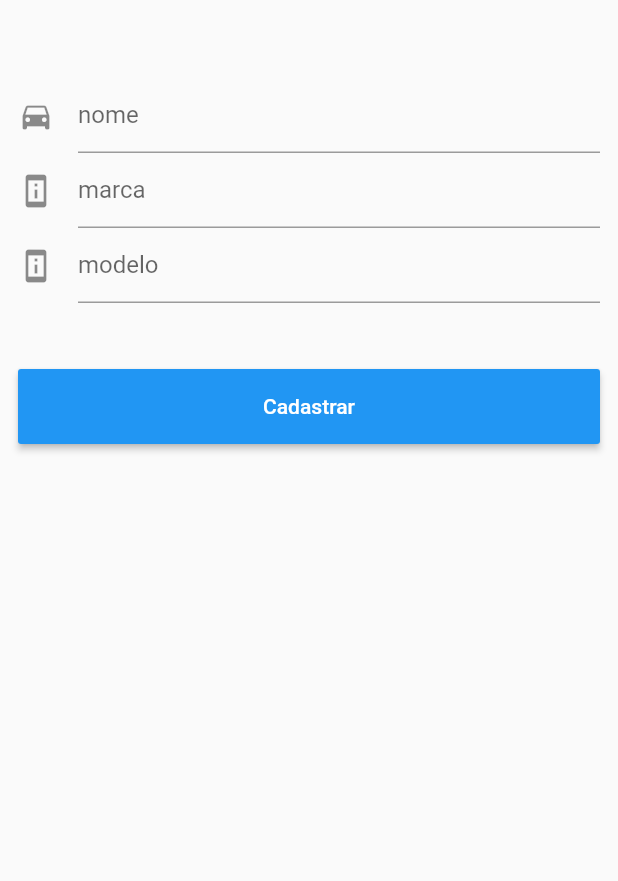
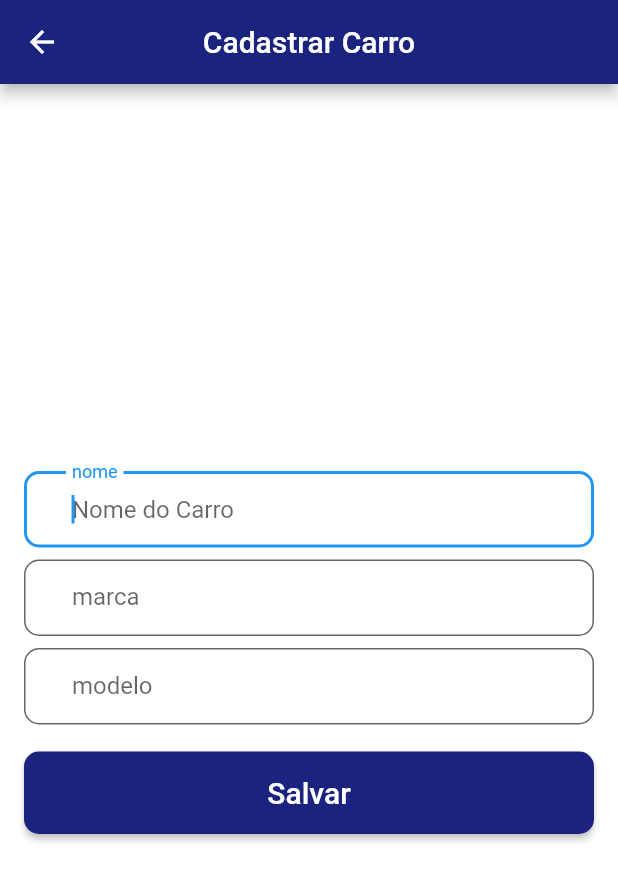
Before and after one commit to Caio-eng/ApiNodejsFlutter, a Flutter app: the screen it shows after launch, after a tap on the "add" icon, on a phone screen of 412 x 824 dp. Shown: the top 881 px of the screen. Run offline on Flutter 3.47's test engine with Material 2 defaults, Android fonts, the phone set to English and light mode, and no system bars; network calls fail.

Commit message:
Aparencia do App

```diff
--- a/frontend/lib/addcarpage.dart
+++ b/frontend/lib/addcarpage.dart
@@ -19,52 +19,87 @@ class _AddCarPageState extends State<AddCarPage> {
   @override
   Widget build(BuildContext context) {
     return Scaffold(
-      body: Container(
-        child: ListView(
-          padding: const EdgeInsets.only(
-            top: 52, left: 12, right: 12, bottom: 12
+      appBar: AppBar(
+        centerTitle: true,
+        title: Text('Cadastrar Carro'),
+        backgroundColor: Colors.indigo[900],
       ),
+      body: Form(
+        child: Container(
+          decoration: BoxDecoration(color: Colors.white),
+          padding: EdgeInsets.all(16),
+          child: Center(
+            child: SingleChildScrollView(
+              child: Column(
+                crossAxisAlignment: CrossAxisAlignment.stretch,
                 children: [
-            Container(
-              height: 50,
+                  Padding(
+                      padding: EdgeInsets.only(bottom: 8),
                     child: TextField(
                       controller: nomeController,
+                      autofocus: true,
                       decoration: InputDecoration(
+                        contentPadding:
+                        EdgeInsets.fromLTRB(32, 16, 32, 16),
                         labelText: 'nome',
                         hintText: 'Nome do Carro',
-                  icon: Icon(Icons.directions_car),
+                        //icon: Icon(Icons.directions_car),
+                        filled: true,
+                        fillColor: Colors.white,
+                        border: OutlineInputBorder(
+                          borderRadius: BorderRadius.circular(10)
                         ),
-              ),
-            ),
-            Container(
-              height: 50,
-              child: TextField(
-                controller: marcaController,
-                decoration: InputDecoration(
-                  labelText: 'marca',
-                  hintText: 'Marca do Carro',
-                  icon: Icon(Icons.perm_device_information),
-                ),
-              ),
-            ),
-            Container(
-              height: 50,
-              child: TextField(
-                controller: modeloController,
-                decoration: InputDecoration(
-                  labelText: 'modelo',
-                  hintText: 'Modelo do Carro',
-                  icon: Icon(Icons.perm_device_information),
                       ),
                     ),
                   ),
                   Padding(
-                padding: new EdgeInsets.only(top: 44),
+                    padding: EdgeInsets.only(bottom: 8),
+                    child: TextField(
+                      controller: marcaController,
+                      decoration: InputDecoration(
+                        contentPadding:
+                        EdgeInsets.fromLTRB(32, 16, 32, 16),
+                        labelText: 'marca',
+                        hintText: 'Marca do Carro',
+                        //icon: Icon(Icons.directions_car),
+                        filled: true,
+                        fillColor: Colors.white,
+                        border: OutlineInputBorder(
+                            borderRadius: BorderRadius.circular(10)
                         ),
-            Container(
-              height: 50,
+                      ),
+                    ),
+                  ),
+                  Padding(
+                    padding: EdgeInsets.only(bottom: 8),
+                    child: TextField(
+                      controller: modeloController,
+                      decoration: InputDecoration(
+                        contentPadding:
+                        EdgeInsets.fromLTRB(32, 16, 32, 16),
+                        labelText: 'modelo',
+                        hintText: 'Modelo do Carro',
+                        //icon: Icon(Icons.directions_car),
+                        filled: true,
+                        fillColor: Colors.white,
+                        border: OutlineInputBorder(
+                            borderRadius: BorderRadius.circular(10)
+                        ),
+                      ),
+                    ),
+                  ),
+                  Padding(
+                    padding: EdgeInsets.only(top: 10, bottom: 10),
                     child: RaisedButton(
-                onPressed: (){
+                      child: Text(
+                        "Salvar",
+                        style: TextStyle(color: Colors.white, fontSize: 20),
+                      ),
+                      color: Colors.indigo[900],
+                      padding: EdgeInsets.fromLTRB(32, 16, 32, 16),
+                      shape: RoundedRectangleBorder(
+                          borderRadius: BorderRadius.circular(10)),
+                      onPressed: () {
                         api.addCarro(
                           nomeController.text.trim(),
                           marcaController.text.trim(),
@@ -72,17 +107,12 @@ class _AddCarPageState extends State<AddCarPage> {
                         );
                         Navigator.pop(context, true);
                       },
-                color: Colors.blue,
-                child: Text(
-                    'Cadastrar',
-                    style: TextStyle(
-                      color: Colors.white,
-                      backgroundColor: Colors.blue,
+                    ),
+                  ),
+                ],
               ),
             ),
           ),
-            )
-          ],
         ),
       ),
     );
--- a/frontend/lib/main.dart
+++ b/frontend/lib/main.dart
@@ -71,6 +71,7 @@ class _HomePageState extends State<HomePage> {
           _navigateAddCarro(context);
         },
         child: Icon(Icons.add, size: 30,),
+        backgroundColor: Colors.indigo[900],
       ),
     );
   }
```
Lines whose indentation alone changed are shown as unchanged.
